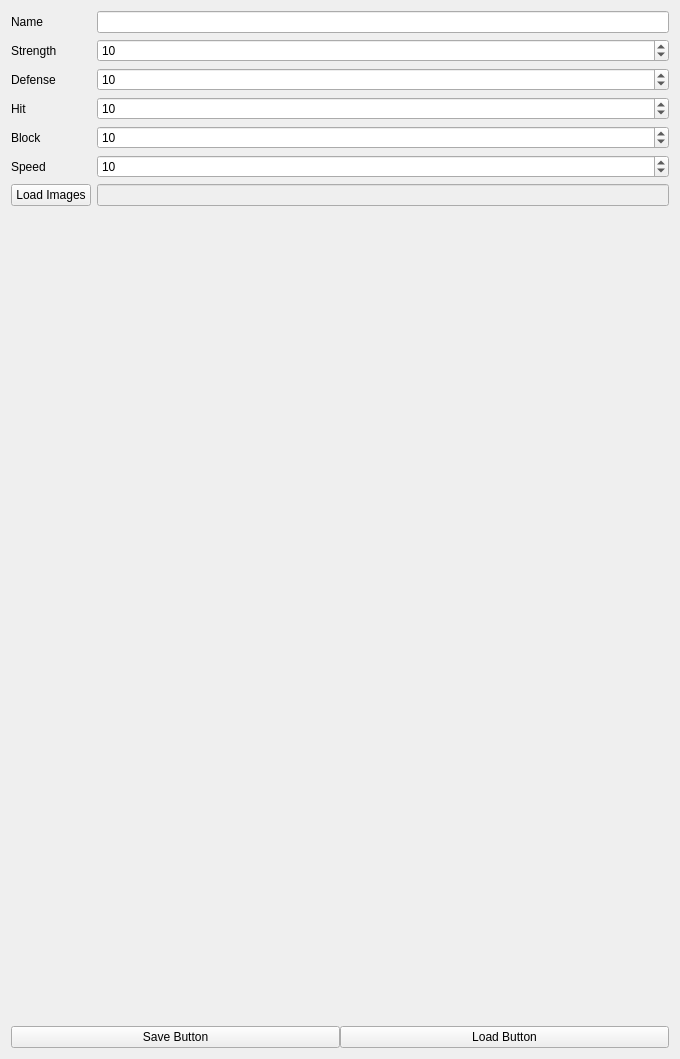
Before: the Qt Designer form boxerWidget.ui in Dedster2/DedBoxing, drawn with Qt 5.
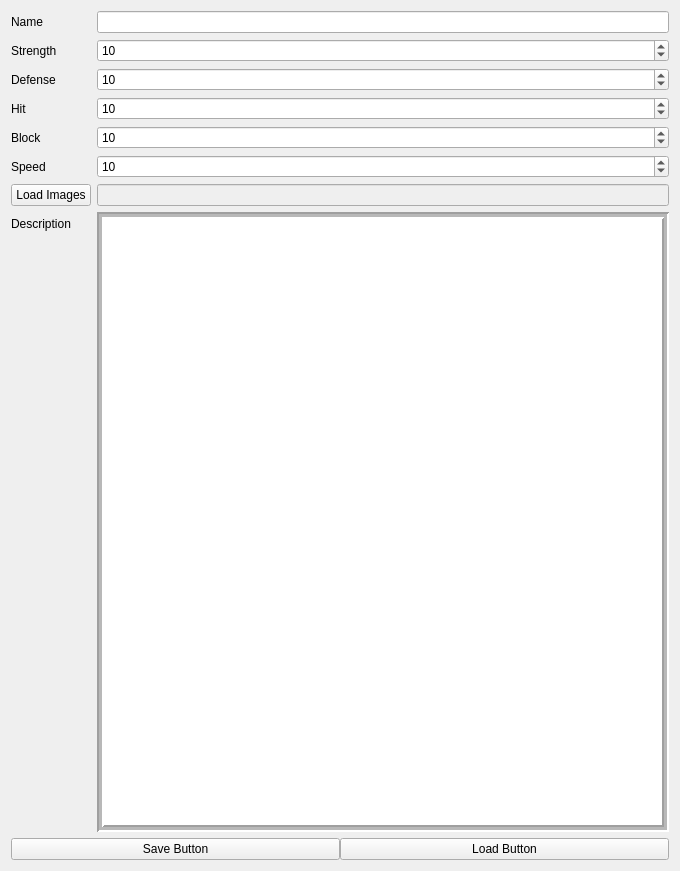
After: the same form once the commit is applied.

The edit to the form file:
```diff
--- a/boxerWidget.ui
+++ b/boxerWidget.ui
@@ -7,7 +7,7 @@
     <x>0</x>
     <y>0</y>
     <width>680</width>
-    <height>1059</height>
+    <height>871</height>
    </rect>
   </property>
   <property name="windowTitle">
@@ -123,19 +123,6 @@
        </property>
       </widget>
      </item>
-     <item row="6" column="1">
-      <widget class="QLineEdit" name="leImgFolder">
-       <property name="enabled">
-        <bool>false</bool>
-       </property>
-       <property name="baseSize">
-        <size>
-         <width>0</width>
-         <height>0</height>
-        </size>
-       </property>
-      </widget>
-     </item>
      <item row="6" column="0">
       <widget class="QPushButton" name="pbLoadImages">
        <property name="sizePolicy">
@@ -149,6 +136,51 @@
        </property>
       </widget>
      </item>
+     <item row="6" column="1">
+      <widget class="QLineEdit" name="leImgFolder">
+       <property name="enabled">
+        <bool>false</bool>
+       </property>
+       <property name="baseSize">
+        <size>
+         <width>0</width>
+         <height>0</height>
+        </size>
+       </property>
+      </widget>
+     </item>
+     <item row="7" column="0">
+      <widget class="QLabel" name="label_7">
+       <property name="text">
+        <string>Description</string>
+       </property>
+      </widget>
+     </item>
+     <item row="7" column="1">
+      <widget class="QTextBrowser" name="lblInfo">
+       <property name="enabled">
+        <bool>true</bool>
+       </property>
+       <property name="frameShape">
+        <enum>QFrame::Box</enum>
+       </property>
+       <property name="frameShadow">
+        <enum>QFrame::Sunken</enum>
+       </property>
+       <property name="lineWidth">
+        <number>2</number>
+       </property>
+       <property name="midLineWidth">
+        <number>3</number>
+       </property>
+       <property name="verticalScrollBarPolicy">
+        <enum>Qt::ScrollBarAsNeeded</enum>
+       </property>
+       <property name="horizontalScrollBarPolicy">
+        <enum>Qt::ScrollBarAlwaysOff</enum>
+       </property>
+      </widget>
+     </item>
     </layout>
    </item>
    <item>
```
